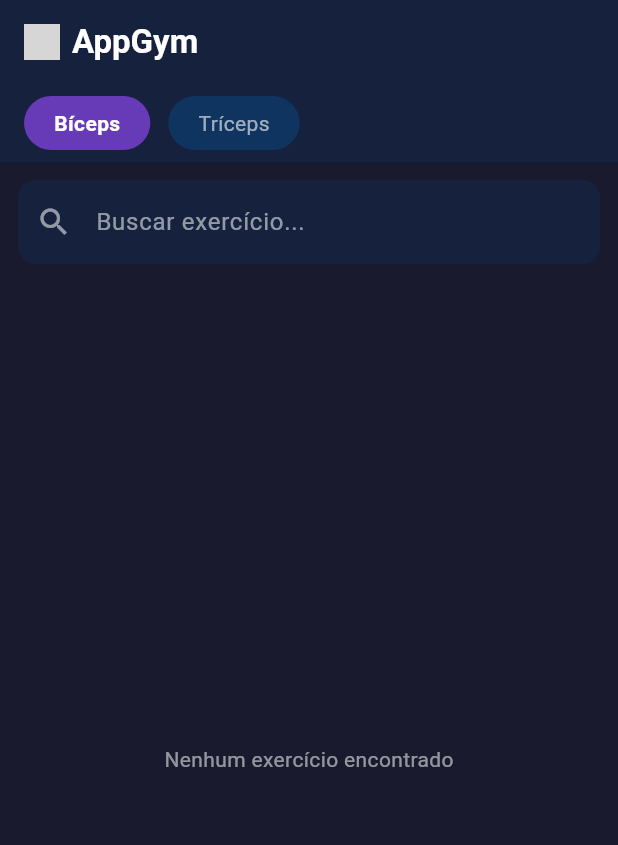
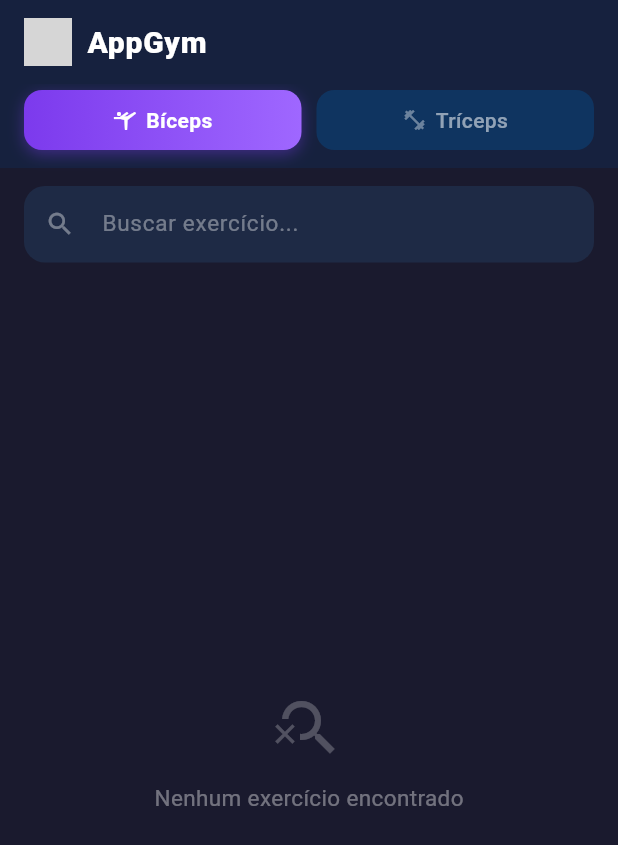
Before and after one commit to HenriqueStroher/tcc_treino_ia, a Flutter app: the screen it shows after launch, on a phone screen of 412 x 824 dp. Shown: the top 845 px of the screen. Run offline on Flutter 3.47's test engine with Material 3 defaults, Android fonts, the phone set to English and light mode, and no system bars; our stand-ins replace cloud_firestore, firebase_core; accounts and stored records are empty; grey boxes are pictures that could not be loaded.

Commit message:
Finalizando os datalhes
Ajustando os tamanhos das imagens e os detalhes finais

```diff
--- a/app/lib/screens/lista_exercicios_screen.dart
+++ b/app/lib/screens/lista_exercicios_screen.dart
@@ -10,19 +10,39 @@ class ListaExerciciosScreen extends StatefulWidget {
   State<ListaExerciciosScreen> createState() => _ListaExerciciosScreenState();
 }
 
-class _ListaExerciciosScreenState extends State<ListaExerciciosScreen> {
+class _ListaExerciciosScreenState extends State<ListaExerciciosScreen>
+    with SingleTickerProviderStateMixin {
   final ExercicioService _service = ExercicioService();
   final TextEditingController _buscaController = TextEditingController();
+  late AnimationController _animController;
 
   List<Exercicio> _exercicios = [];
   List<Exercicio> _exerciciosFiltrados = [];
   String _grupoSelecionado = 'BICEPS';
   bool _carregando = true;
 
+  // Cores do app
+  static const _bgPrimary   = Color(0xFF1A1A2E);
+  static const _bgSecondary = Color(0xFF16213E);
+  static const _bgCard      = Color(0xFF1E2A45);
+  static const _accent      = Color(0xFF7C3AED);
+  static const _accentLight = Color(0xFF9F67FF);
+
   @override
   void initState() {
     super.initState();
+    _animController = AnimationController(
+      vsync: this,
+      duration: const Duration(milliseconds: 300),
+    );
     _carregarExercicios();
+  }
+
+  @override
+  void dispose() {
+    _animController.dispose();
+    _buscaController.dispose();
+    super.dispose();
   }
 
   Future<void> _carregarExercicios() async {
@@ -44,6 +64,7 @@ class _ListaExerciciosScreenState extends State<ListaExerciciosScreen> {
   }
 
   void _mudarGrupo(String grupo) {
+    if (_grupoSelecionado == grupo) return;
     setState(() => _grupoSelecionado = grupo);
     _buscaController.clear();
     _carregarExercicios();
@@ -52,67 +73,54 @@ class _ListaExerciciosScreenState extends State<ListaExerciciosScreen> {
   @override
   Widget build(BuildContext context) {
     return Scaffold(
-      backgroundColor: const Color(0xFF1A1A2E),
-      appBar: AppBar(
-        backgroundColor: const Color(0xFF16213E),
+      backgroundColor: _bgPrimary,
+      appBar: _buildAppBar(),
+      body: Column(
+        children: [
+          _buildFiltroGrupo(),
+          _buildBusca(),
+          Expanded(child: _buildLista()),
+        ],
+      ),
+    );
+  }
+
+  PreferredSizeWidget _buildAppBar() {
+    return AppBar(
+      backgroundColor: _bgSecondary,
+      elevation: 0,
+      titleSpacing: 16,
       title: Row(
         children: [
-            Image.asset('assets/images/logo.png', height: 28, errorBuilder: (_, __, ___) =>
-                const Icon(Icons.fitness_center, color: Colors.white)),
-            const SizedBox(width: 8),
-            const Text('AppGym', style: TextStyle(color: Colors.white, fontWeight: FontWeight.bold)),
-          ],
+          Container(
+            width: 32,
+            height: 32,
+            decoration: BoxDecoration(
+              gradient: const LinearGradient(
+                colors: [_accent, _accentLight],
+                begin: Alignment.topLeft,
+                end: Alignment.bottomRight,
               ),
+              borderRadius: BorderRadius.circular(8),
             ),
-      body: Column(
-        children: [
-          // Filtro de grupo muscular
-          Container(
-            color: const Color(0xFF16213E),
-            padding: const EdgeInsets.symmetric(horizontal: 16, vertical: 8),
-            child: Row(
-              children: [
-                _botaoGrupo('BICEPS', 'Bíceps'),
-                const SizedBox(width: 12),
-                _botaoGrupo('TRICEPS', 'Tríceps'),
-              ],
-            ),
-          ),
-          // Busca
-          Padding(
-            padding: const EdgeInsets.all(12),
-            child: TextField(
-              controller: _buscaController,
-              onChanged: _filtrarBusca,
-              style: const TextStyle(color: Colors.white),
-              decoration: InputDecoration(
-                hintText: 'Buscar exercício...',
-                hintStyle: const TextStyle(color: Colors.white54),
-                prefixIcon: const Icon(Icons.search, color: Colors.white54),
-                filled: true,
-                fillColor: const Color(0xFF16213E),
-                border: OutlineInputBorder(
-                  borderRadius: BorderRadius.circular(12),
-                  borderSide: BorderSide.none,
+            child: Image.asset(
+              'assets/images/logo.png',
+              height: 20,
+              errorBuilder: (_, __, ___) => const Icon(
+                Icons.fitness_center,
+                color: Colors.white,
+                size: 18,
               ),
             ),
           ),
-          ),
-          // Lista
-          Expanded(
-            child: _carregando
-                ? const Center(child: CircularProgressIndicator(color: Colors.deepPurple))
-                : _exerciciosFiltrados.isEmpty
-                    ? const Center(
-                        child: Text('Nenhum exercício encontrado',
-                            style: TextStyle(color: Colors.white54)))
-                    : ListView.builder(
-                        padding: const EdgeInsets.symmetric(horizontal: 12),
-                        itemCount: _exerciciosFiltrados.length,
-                        itemBuilder: (context, index) {
-                          final ex = _exerciciosFiltrados[index];
-                          return _cardExercicio(ex);
-                        },
+          const SizedBox(width: 10),
+          const Text(
+            'AppGym',
+            style: TextStyle(
+              color: Colors.white,
+              fontWeight: FontWeight.w800,
+              fontSize: 20,
+              letterSpacing: 0.5,
             ),
           ),
         ],
@@ -120,28 +128,129 @@ class _ListaExerciciosScreenState extends State<ListaExerciciosScreen> {
     );
   }
 
-  Widget _botaoGrupo(String grupo, String label) {
-    final selecionado = _grupoSelecionado == grupo;
-    return GestureDetector(
-      onTap: () => _mudarGrupo(grupo),
-      child: Container(
-        padding: const EdgeInsets.symmetric(horizontal: 20, vertical: 8),
-        decoration: BoxDecoration(
-          color: selecionado ? Colors.deepPurple : const Color(0xFF0F3460),
-          borderRadius: BorderRadius.circular(20),
-        ),
-        child: Text(label,
-            style: TextStyle(
-                color: selecionado ? Colors.white : Colors.white60,
-                fontWeight: selecionado ? FontWeight.bold : FontWeight.normal)),
+  Widget _buildFiltroGrupo() {
+    return Container(
+      color: _bgSecondary,
+      padding: const EdgeInsets.fromLTRB(16, 4, 16, 12),
+      child: Row(
+        children: [
+          _botaoGrupo('BICEPS', 'Bíceps', Icons.sports_gymnastics),
+          const SizedBox(width: 10),
+          _botaoGrupo('TRICEPS', 'Tríceps', Icons.fitness_center),
+        ],
       ),
     );
   }
 
-  Widget _cardExercicio(Exercicio ex) {
-    // Pega o primeiro frame local
-    final frameSlug = ex.slug;
-    final imagePath = 'assets/images/$frameSlug-1.png';
+  Widget _botaoGrupo(String grupo, String label, IconData icon) {
+    final selecionado = _grupoSelecionado == grupo;
+    return Expanded(
+      child: GestureDetector(
+        onTap: () => _mudarGrupo(grupo),
+        child: AnimatedContainer(
+          duration: const Duration(milliseconds: 200),
+          padding: const EdgeInsets.symmetric(vertical: 10),
+          decoration: BoxDecoration(
+            gradient: selecionado
+                ? const LinearGradient(
+                    colors: [_accent, _accentLight],
+                    begin: Alignment.centerLeft,
+                    end: Alignment.centerRight,
+                  )
+                : null,
+            color: selecionado ? null : const Color(0xFF0F3460),
+            borderRadius: BorderRadius.circular(12),
+            boxShadow: selecionado
+                ? [
+                    BoxShadow(
+                      color: _accent.withOpacity(0.4),
+                      blurRadius: 8,
+                      offset: const Offset(0, 3),
+                    )
+                  ]
+                : null,
+          ),
+          child: Row(
+            mainAxisAlignment: MainAxisAlignment.center,
+            children: [
+              Icon(icon, color: selecionado ? Colors.white : Colors.white38, size: 16),
+              const SizedBox(width: 6),
+              Text(
+                label,
+                style: TextStyle(
+                  color: selecionado ? Colors.white : Colors.white54,
+                  fontWeight: selecionado ? FontWeight.w700 : FontWeight.w500,
+                  fontSize: 14,
+                ),
+              ),
+            ],
+          ),
+        ),
+      ),
+    );
+  }
+
+  Widget _buildBusca() {
+    return Padding(
+      padding: const EdgeInsets.fromLTRB(16, 12, 16, 4),
+      child: TextField(
+        controller: _buscaController,
+        onChanged: _filtrarBusca,
+        style: const TextStyle(color: Colors.white, fontSize: 15),
+        decoration: InputDecoration(
+          hintText: 'Buscar exercício...',
+          hintStyle: const TextStyle(color: Colors.white38, fontSize: 15),
+          prefixIcon: const Icon(Icons.search, color: Colors.white38, size: 20),
+          filled: true,
+          fillColor: _bgCard,
+          contentPadding: const EdgeInsets.symmetric(vertical: 14),
+          border: OutlineInputBorder(
+            borderRadius: BorderRadius.circular(14),
+            borderSide: BorderSide.none,
+          ),
+          focusedBorder: OutlineInputBorder(
+            borderRadius: BorderRadius.circular(14),
+            borderSide: const BorderSide(color: _accent, width: 1.5),
+          ),
+        ),
+      ),
+    );
+  }
+
+  Widget _buildLista() {
+    if (_carregando) {
+      return const Center(
+        child: CircularProgressIndicator(color: _accent),
+      );
+    }
+
+    if (_exerciciosFiltrados.isEmpty) {
+      return Center(
+        child: Column(
+          mainAxisSize: MainAxisSize.min,
+          children: [
+            Icon(Icons.search_off, color: Colors.white24, size: 48),
+            const SizedBox(height: 12),
+            const Text(
+              'Nenhum exercício encontrado',
+              style: TextStyle(color: Colors.white38, fontSize: 15),
+            ),
+          ],
+        ),
+      );
+    }
+
+    return ListView.builder(
+      padding: const EdgeInsets.fromLTRB(16, 12, 16, 24),
+      itemCount: _exerciciosFiltrados.length,
+      itemBuilder: (context, index) {
+        return _cardExercicio(_exerciciosFiltrados[index], index);
+      },
+    );
+  }
+
+  Widget _cardExercicio(Exercicio ex, int index) {
+    final imagePath = 'assets/images/${ex.slug}-1.png';
 
     return GestureDetector(
       onTap: () => Navigator.push(
@@ -149,35 +258,62 @@ class _ListaExerciciosScreenState extends State<ListaExerciciosScreen> {
         MaterialPageRoute(builder: (_) => DetalheExercicioScreen(exercicio: ex)),
       ),
       child: Container(
-        margin: const EdgeInsets.only(bottom: 12),
+        margin: const EdgeInsets.only(bottom: 10),
         decoration: BoxDecoration(
-          color: const Color(0xFF16213E),
+          color: _bgCard,
+          borderRadius: BorderRadius.circular(16),
+          border: Border.all(color: Colors.white.withOpacity(0.05)),
+        ),
+        child: Padding(
+          padding: const EdgeInsets.all(12),
+          child: Row(
+            children: [
+              // Imagem
+              Container(
+                width: 64,
+                height: 64,
+                decoration: BoxDecoration(
+                  color: const Color(0xFFFFFFFF),
                   borderRadius: BorderRadius.circular(12),
                 ),
-        child: ListTile(
-          contentPadding: const EdgeInsets.all(12),
-          leading: ClipRRect(
-            borderRadius: BorderRadius.circular(8),
+                clipBehavior: Clip.antiAlias,
                 child: Image.asset(
                   imagePath,
-              width: 60,
-              height: 60,
-              fit: BoxFit.cover,
-              errorBuilder: (_, __, ___) => Container(
-                width: 60,
-                height: 60,
-                color: const Color(0xFF0F3460),
-                child: const Icon(Icons.fitness_center, color: Colors.white54),
+                  width: 64,
+                  height: 64,
+                  fit: BoxFit.contain,
+                  errorBuilder: (_, __, ___) => const Icon(
+                    Icons.fitness_center,
+                    color: Colors.white24,
+                    size: 28,
                   ),
                 ),
               ),
-          title: Text(ex.nome,
-              style: const TextStyle(color: Colors.white, fontWeight: FontWeight.bold)),
-          subtitle: Text(
-            ex.musculoPrimario == 'BICEPS' ? 'Bíceps' : 'Tríceps',
-            style: const TextStyle(color: Colors.white54),
+              const SizedBox(width: 14),
+              // Texto
+              Expanded(
+                child: Text(
+                  ex.nome,
+                  style: const TextStyle(
+                    color: Colors.white,
+                    fontWeight: FontWeight.w700,
+                    fontSize: 15,
+                    height: 1.3,
                   ),
-          trailing: const Icon(Icons.chevron_right, color: Colors.white54),
+                ),
+              ),
+              // Seta
+              Container(
+                width: 32,
+                height: 32,
+                decoration: BoxDecoration(
+                  color: Colors.white.withOpacity(0.06),
+                  borderRadius: BorderRadius.circular(8),
+                ),
+                child: const Icon(Icons.chevron_right, color: Colors.white38, size: 20),
+              ),
+            ],
+          ),
         ),
       ),
     );
```
Also changed, not shown: app/lib/screens/detalhe_exercicio_screen.dart (+7 -5 lines), data/appgym_exercises.json (+20 -5 lines), app/assets/images/triceps-kickback-with-dumbbell-1.png, app/assets/images/triceps-kickback-with-dumbbell-2.png, 1 other file. Lines whose indentation alone changed are shown as unchanged.
